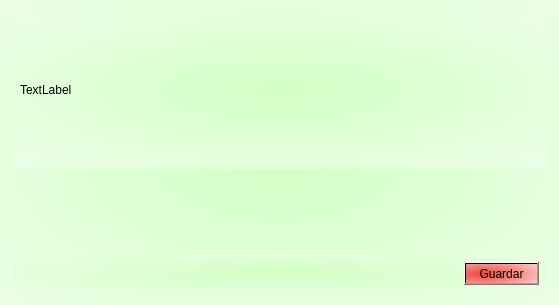
First picture: the form in certificado.ui, repository JA-Camacho/Qt-Sistema-de-Votacion, before the edit.
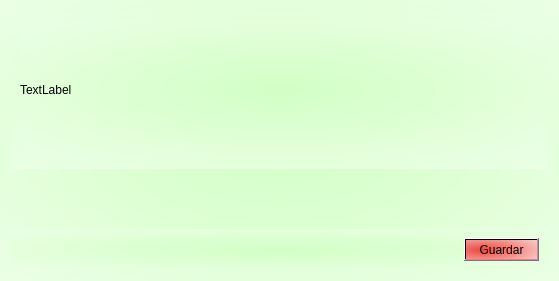
Second picture: the form after the edit.

The edit to the form file:
```diff
--- a/certificado.ui
+++ b/certificado.ui
@@ -10,13 +10,13 @@
     <x>0</x>
     <y>0</y>
     <width>559</width>
-    <height>305</height>
+    <height>281</height>
    </rect>
   </property>
   <property name="minimumSize">
    <size>
-    <width>500</width>
-    <height>300</height>
+    <width>523</width>
+    <height>200</height>
    </size>
   </property>
   <property name="maximumSize">
```
